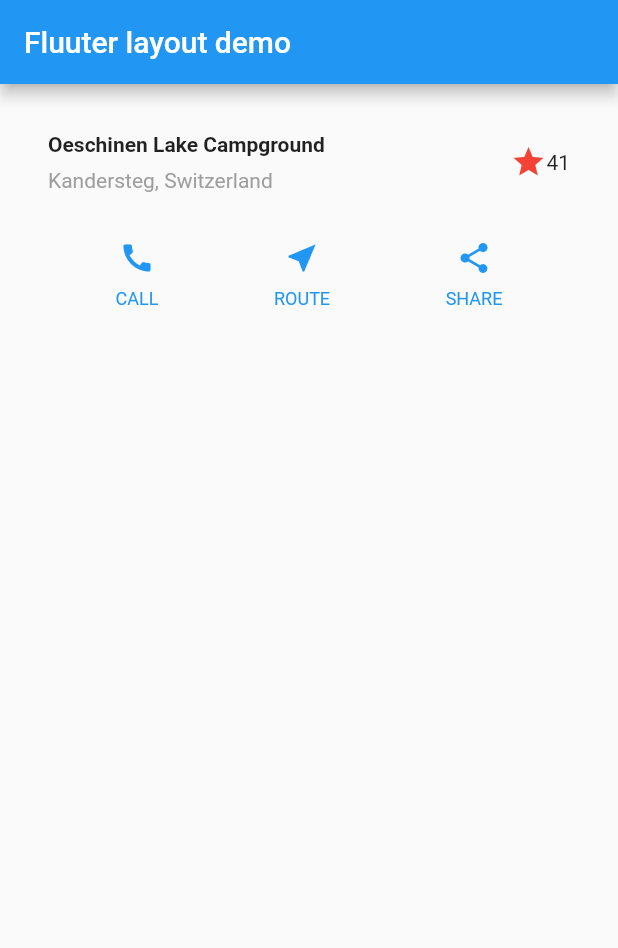
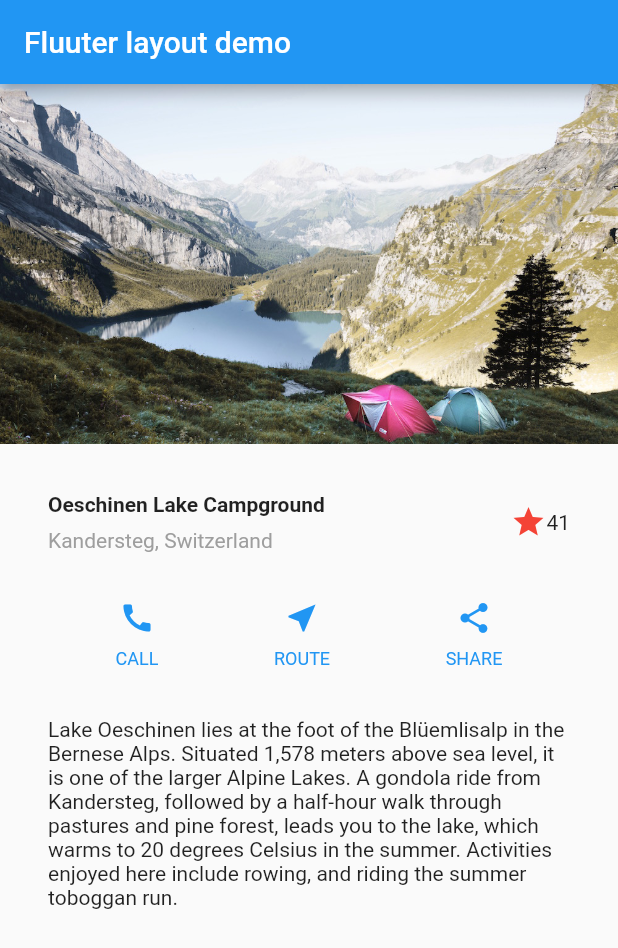
Before and after one commit to dorudorujr/flutter_layout_tutorial, a Flutter app: the screen it shows after launch, on a phone screen of 412 x 824 dp. Shown: the top 948 px of the screen. Run offline on Flutter 3.47's test engine with Material 2 defaults, Android fonts, the phone set to English and light mode, and no system bars.

Commit message:
画像セクション追加

```diff
--- a/layout_tutorial/lib/main.dart
+++ b/layout_tutorial/lib/main.dart
@@ -56,16 +56,36 @@ class MyApp extends StatelessWidget {
       ),
     );
 
+    Widget textSection = Container(
+      padding: const EdgeInsets.all(32),
+      child: Text(
+        'Lake Oeschinen lies at the foot of the Blüemlisalp in the Bernese '
+            'Alps. Situated 1,578 meters above sea level, it is one of the '
+            'larger Alpine Lakes. A gondola ride from Kandersteg, followed by a '
+            'half-hour walk through pastures and pine forest, leads you to the '
+            'lake, which warms to 20 degrees Celsius in the summer. Activities '
+            'enjoyed here include rowing, and riding the summer toboggan run.',
+            softWrap: true,   //改行するかどうか
+      ),
+    );
+
     return MaterialApp(
       title: 'Flutter layout demo',
       home: Scaffold(
         appBar: AppBar(
           title: Text('Fluuter layout demo'),
         ),
-        body: Column(
+        body: ListView(
           children: [
+            Image.asset(
+              'image/lake.jpg',
+              width: 600,
+              height: 240,
+              fit: BoxFit.cover,
+            ),
             titleSection,
             buttonSection,
+            textSection,
           ],
         ),
       ),
--- a/layout_tutorial/pubspec.yaml
+++ b/layout_tutorial/pubspec.yaml
@@ -35,6 +35,8 @@ flutter:
   # included with your application, so that you can use the icons in
   # the material Icons class.
   uses-material-design: true
+  assets:
+    - image/
 
   # To add assets to your application, add an assets section, like this:
   # assets:
```
Also changed, not shown: layout_tutorial/image/lake.jpg (added).
